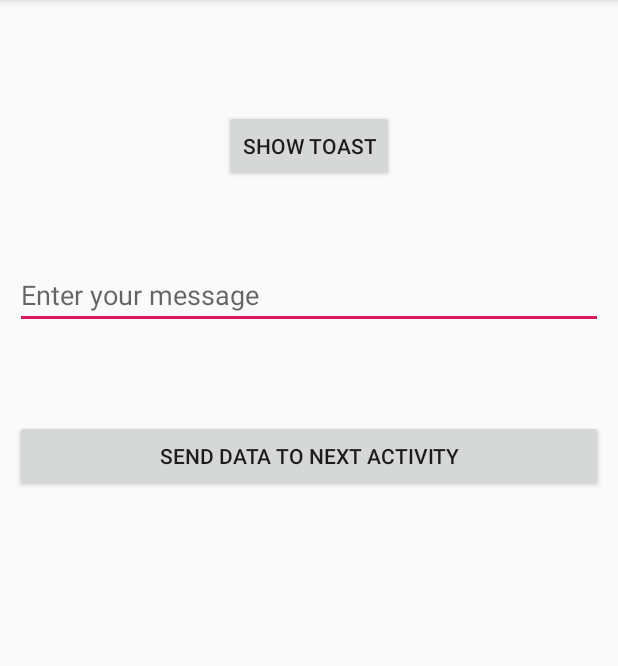
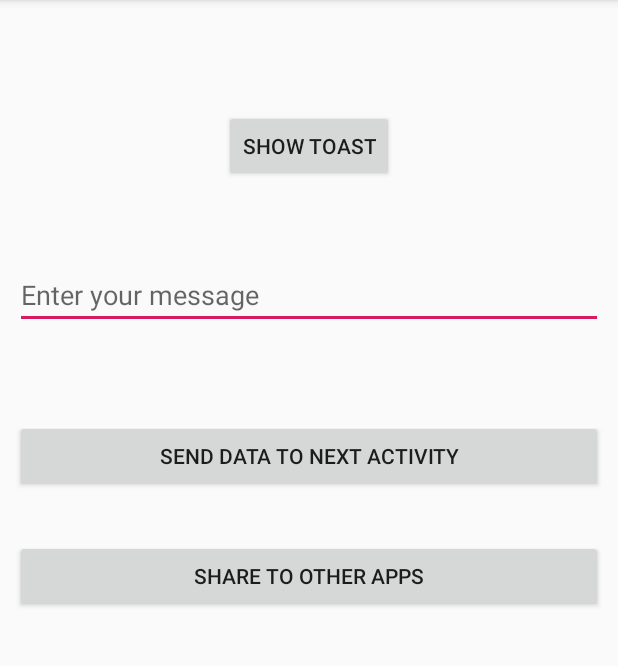
Before and after one commit to Ashish-Sankritya/ChatApp, an Android app: the screen it shows after launch (MainActivity), on a phone screen of 412 x 824 dp, the part 84-750 px from its top. Run offline under Robolectric (Android 15) with nearby library versions, the phone set to English and light mode, and no system bars.

Commit message:
Added share to other apps feature

```diff
--- a/app/src/main/java/com/android/chatapp/SecondActivity.kt
+++ b/app/src/main/java/com/android/chatapp/SecondActivity.kt
@@ -1,11 +1,17 @@
 package com.android.chatapp
 
 import android.os.Bundle
+import android.widget.Toast
 import androidx.appcompat.app.AppCompatActivity
+import kotlinx.android.synthetic.main.activity_second.*
 
 class SecondActivity :AppCompatActivity(){
     override fun onCreate(savedInstanceState: Bundle?){
         super.onCreate(savedInstanceState)
         setContentView(R.layout.activity_second)
+        val bundle:Bundle?=intent.extras
+        val msg = bundle!!.getString("user_message")
+        Toast.makeText(this,msg,Toast.LENGTH_SHORT).show()
+        txvUserMessage.text = msg
     }
 }
--- a/app/src/main/res/layout/activity_main.xml
+++ b/app/src/main/res/layout/activity_main.xml
@@ -37,4 +37,11 @@
         android:layout_centerHorizontal="true"
         android:layout_marginTop="270dp"
         android:text="Send data to next activity" />
+
+    <Button
+        android:id="@+id/btnShareToOtherApps"
+        android:layout_width="match_parent"
+        android:layout_height="wrap_content"
+        android:layout_centerInParent="true"
+        android:text="Share to other apps" />
 </RelativeLayout>
```
Also changed, not shown: app/src/main/java/com/android/chatapp/MainActivity.kt (+11 -1 lines), app/src/main/res/layout/activity_second.xml (+10 -0 lines).
